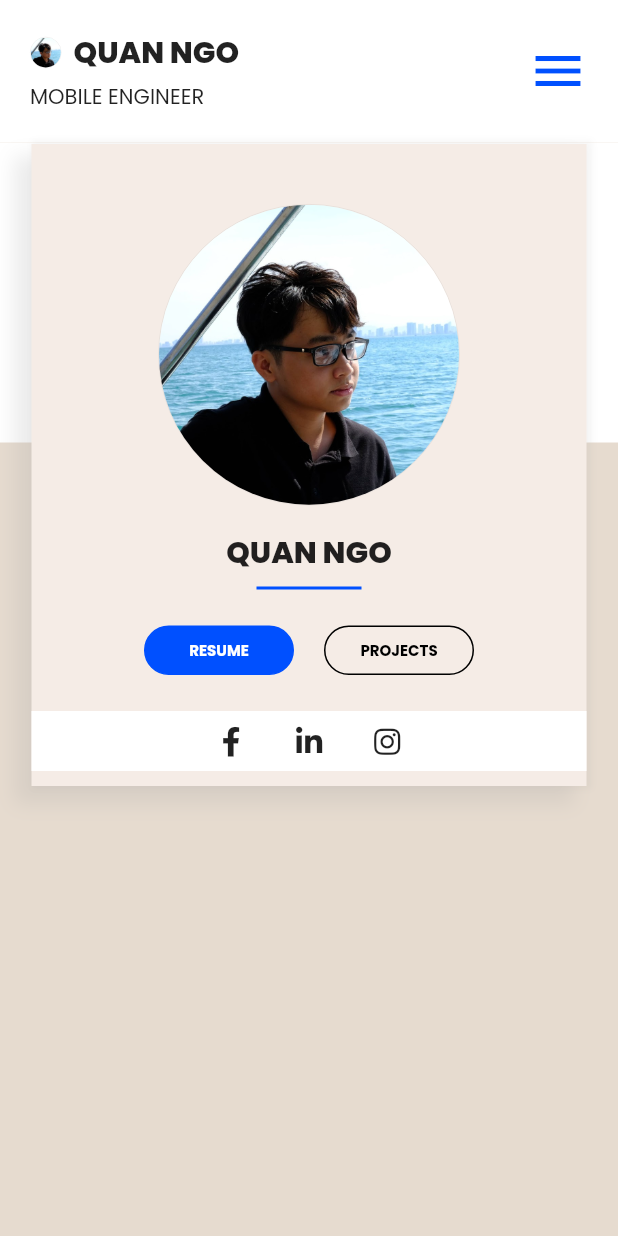
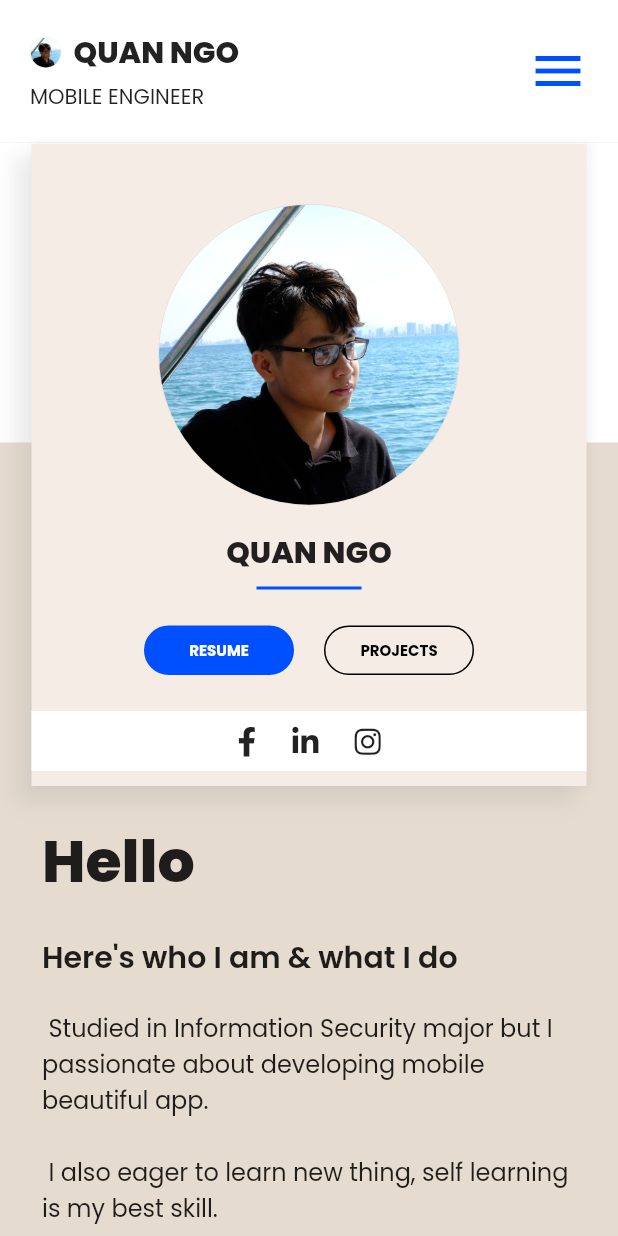
Before and after one commit to quango2304/my_resume, a Flutter app: the screen it shows after launch, on a phone screen of 412 x 824 dp. Run offline on Flutter 3.47's test engine with Material 2 defaults, Android fonts, the phone set to English and light mode, and no system bars; our stand-ins replace carousel_slider, font_awesome_flutter, google_fonts, responsive_builder.

Commit message:
added home screen

```diff
--- a/lib/screens/home_screen/home_screen_mobile.dart
+++ b/lib/screens/home_screen/home_screen_mobile.dart
@@ -3,12 +3,12 @@ import 'package:my_resume/constants/app_colors.dart';
 import 'package:my_resume/extensions/extensions.dart';
 import 'package:my_resume/widgets/app_bar/app_bar_responsive.dart';
 import 'package:my_resume/widgets/app_button.dart';
+import 'package:my_resume/widgets/footer/footer_responsive.dart';
 import 'package:my_resume/widgets/shadow_button.dart';
 import 'package:my_resume/widgets/socials_widget.dart';
 import 'package:my_resume/widgets/user_avatar.dart';
 
 class HomeScreenMobile extends StatelessWidget {
-
   Widget buildResumeProjectsSection() {
     return Container(
       child: Stack(
@@ -28,11 +28,13 @@ class HomeScreenMobile extends StatelessWidget {
               child: Container(
                 color: AppColors.cF5ECE6,
                 width: double.maxFinite,
-                child:Column(
+                child: Column(
                   crossAxisAlignment: CrossAxisAlignment.center,
                   children: [
                     40.ver,
-                    UserAvatar(size: 200,),
+                    UserAvatar(
+                      size: 200,
+                    ),
                     16.ver,
                     "QUAN NGO".s20w800(),
                     8.ver,
@@ -47,24 +49,50 @@ class HomeScreenMobile extends StatelessWidget {
                       child: Row(
                         mainAxisAlignment: MainAxisAlignment.center,
                         children: [
-                          AppButton.solidButton(text: "RESUME", onPress: () {},),
+                          AppButton.solidButton(
+                            text: "RESUME",
+                            onPress: () {},
+                          ),
                           20.hoz,
-                          AppButton.outlineButton(text: "PROJECTS", onPress: () {},),
+                          AppButton.outlineButton(
+                            text: "PROJECTS",
+                            onPress: () {},
+                          ),
                         ],
                       ),
                     ),
                     24.ver,
-                    Container(color: Colors.white,
+                    Container(
+                      color: Colors.white,
                       width: double.maxFinite,
                       height: 40,
                       child: Center(child: SocialsWidget()),
                     ),
                     10.ver,
                   ],
-                ) ,
+                ),
               ),
             ),
           )
+        ],
+      ),
+    );
+  }
+
+  Widget buildIntroductionText() {
+    return Padding(
+      padding: EdgeInsets.symmetric(horizontal: 28),
+      child: Column(
+        crossAxisAlignment: CrossAxisAlignment.start,
+        children: [
+          20.ver,
+          'Hello'.s39w800(),
+          20.ver,
+          "Here's who I am & what I do".s20w600(),
+          20.ver,
+          " Studied in Information Security major but I passionate about developing mobile beautiful app. \n \n I also eager to learn new thing, self learning is my best skill. \n \n My strong: ownership characteristics, care about clean and maintainable code, has worked with Android native app, Ios native app and developed Flutter plugin wrapper Android and Ios SDKs."
+              .s16w400(),
+          40.ver,
         ],
       ),
     );
@@ -78,7 +106,9 @@ class HomeScreenMobile extends StatelessWidget {
         body: ListView(
           children: [
             AppBarResponsive(),
-            buildResumeProjectsSection()
+            buildResumeProjectsSection(),
+            buildIntroductionText(),
+            FooterResponsive()
           ],
         ),
       ),
--- a/lib/widgets/socials_widget.dart
+++ b/lib/widgets/socials_widget.dart
@@ -7,29 +7,30 @@ class SocialsWidget extends StatelessWidget {
   Widget build(BuildContext context) {
     return Row(
       mainAxisSize: MainAxisSize.min,
+      crossAxisAlignment: CrossAxisAlignment.center,
       children: [
-        IconButton(
-          icon: FaIcon(
+        InkWell(
+          child: FaIcon(
             FontAwesomeIcons.facebookF,
             size: 20,
           ),
-          onPressed: () {},
+          onTap: () {},
         ),
-        4.hoz,
-        IconButton(
-          icon: FaIcon(
+        24.hoz,
+        InkWell(
+          child: FaIcon(
             FontAwesomeIcons.linkedinIn,
             size: 20,
           ),
-          onPressed: () {},
+          onTap: () {},
         ),
-        4.hoz,
-        IconButton(
-          icon: FaIcon(
+        24.hoz,
+        InkWell(
+          child: FaIcon(
             FontAwesomeIcons.instagram,
             size: 20,
           ),
-          onPressed: () {},
+          onTap: () {},
         ),
       ],
     );
```
Also changed, not shown: lib/widgets/footer/footer_desktop.dart (added, +9 -0 lines), lib/widgets/footer/footer_mobile.dart (added, +51 -0 lines), lib/widgets/footer/footer_responsive.dart (added, +20 -0 lines).
